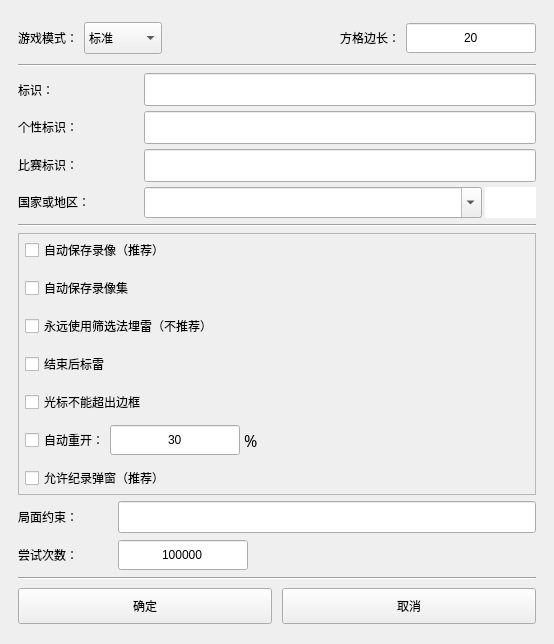
Qt form uiFiles/ui_gs.ui (ljzloser/Solvable-Minesweeper) before a commit.
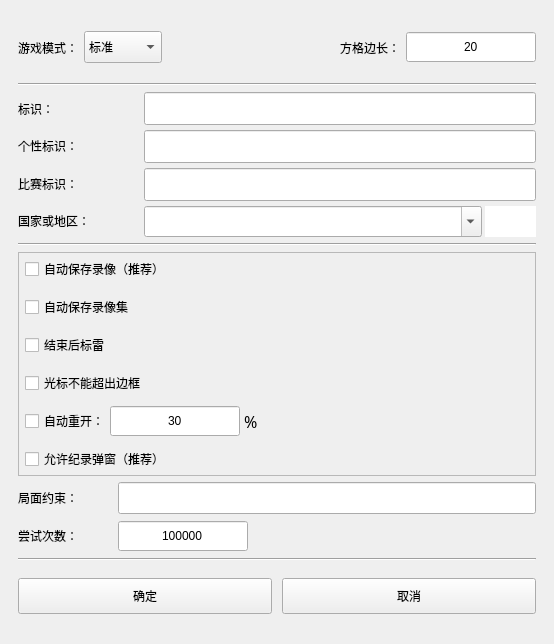
The same form after that commit. Icons and pictures are not drawn. Custom widgets are drawn as their Qt base class.

```diff
--- a/uiFiles/ui_gs.ui
+++ b/uiFiles/ui_gs.ui
@@ -729,25 +729,6 @@
            </property>
           </widget>
          </item>
-         <item>
-          <widget class="QCheckBox" name="checkBox_filter_forever">
-           <property name="minimumSize">
-            <size>
-             <width>0</width>
-             <height>32</height>
-            </size>
-           </property>
-           <property name="toolTip">
-            <string>勾选后永远使用筛选法埋雷，否则会适时改用调整法</string>
-           </property>
-           <property name="styleSheet">
-            <string notr="true"/>
-           </property>
-           <property name="text">
-            <string>永远使用筛选法埋雷（不推荐）</string>
-           </property>
-          </widget>
-         </item>
          <item>
           <widget class="QCheckBox" name="checkBox_end_then_flag">
            <property name="minimumSize">
```
Left out of the diff: 4 changed lines with no effect on the pictures. Lines whose indentation alone changed are shown as unchanged.
